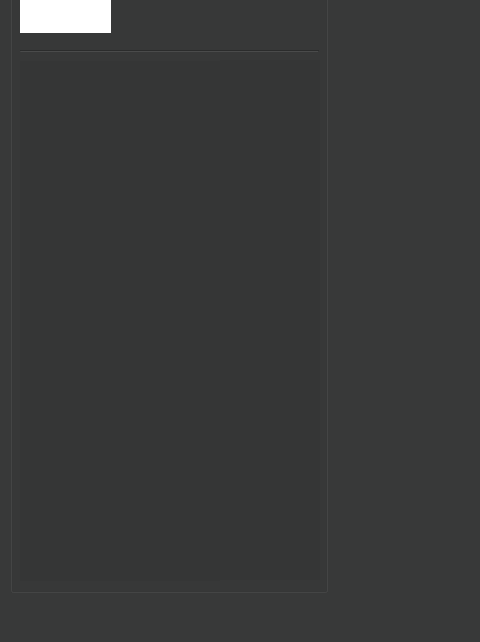
The window that dashboard.ui (sweldon/blastboard) describes before a commit, drawn with Qt 5; both pictures show x 0 to 480 and y 108 to 750 of the 1250 by 750 pixel window.
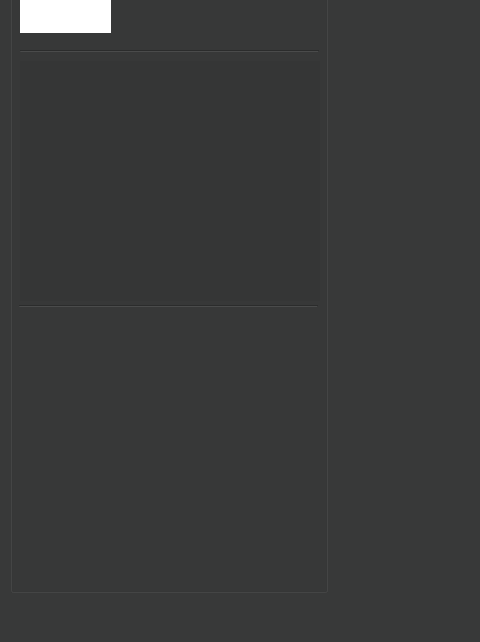
The same window after the commit. Custom widgets are drawn as their Qt base class.

Patch:
```diff
--- a/dashboard.ui
+++ b/dashboard.ui
@@ -1105,7 +1105,7 @@
        <x>10</x>
        <y>158</y>
        <width>200</width>
-       <height>520</height>
+       <height>240</height>
       </rect>
      </property>
      <property name="font">
@@ -1151,9 +1151,9 @@
      <property name="geometry">
       <rect>
        <x>210</x>
-       <y>157</y>
+       <y>158</y>
        <width>100</width>
-       <height>520</height>
+       <height>240</height>
       </rect>
      </property>
      <property name="font">
@@ -1184,6 +1184,434 @@
       </size>
      </property>
     </widget>
+    <widget class="Line" name="line_2">
+     <property name="geometry">
+      <rect>
+       <x>9</x>
+       <y>395</y>
+       <width>299</width>
+       <height>16</height>
+      </rect>
+     </property>
+     <property name="palette">
+      <palette>
+       <active>
+        <colorrole role="WindowText">
+         <brush brushstyle="SolidPattern">
+          <color alpha="255">
+           <red>105</red>
+           <green>150</green>
+           <blue>173</blue>
+          </color>
+         </brush>
+        </colorrole>
+        <colorrole role="Button">
+         <brush brushstyle="SolidPattern">
+          <color alpha="128">
+           <red>63</red>
+           <green>63</green>
+           <blue>63</blue>
+          </color>
+         </brush>
+        </colorrole>
+        <colorrole role="Light">
+         <brush brushstyle="SolidPattern">
+          <color alpha="128">
+           <red>94</red>
+           <green>94</green>
+           <blue>94</blue>
+          </color>
+         </brush>
+        </colorrole>
+        <colorrole role="Midlight">
+         <brush brushstyle="SolidPattern">
+          <color alpha="128">
+           <red>78</red>
+           <green>78</green>
+           <blue>78</blue>
+          </color>
+         </brush>
+        </colorrole>
+        <colorrole role="Dark">
+         <brush brushstyle="SolidPattern">
+          <color alpha="128">
+           <red>31</red>
+           <green>31</green>
+           <blue>31</blue>
+          </color>
+         </brush>
+        </colorrole>
+        <colorrole role="Mid">
+         <brush brushstyle="SolidPattern">
+          <color alpha="128">
+           <red>42</red>
+           <green>42</green>
+           <blue>42</blue>
+          </color>
+         </brush>
+        </colorrole>
+        <colorrole role="Text">
+         <brush brushstyle="SolidPattern">
+          <color alpha="255">
+           <red>105</red>
+           <green>150</green>
+           <blue>173</blue>
+          </color>
+         </brush>
+        </colorrole>
+        <colorrole role="BrightText">
+         <brush brushstyle="SolidPattern">
+          <color alpha="255">
+           <red>255</red>
+           <green>255</green>
+           <blue>255</blue>
+          </color>
+         </brush>
+        </colorrole>
+        <colorrole role="ButtonText">
+         <brush brushstyle="SolidPattern">
+          <color alpha="255">
+           <red>105</red>
+           <green>150</green>
+           <blue>173</blue>
+          </color>
+         </brush>
+        </colorrole>
+        <colorrole role="Base">
+         <brush brushstyle="SolidPattern">
+          <color alpha="255">
+           <red>0</red>
+           <green>0</green>
+           <blue>0</blue>
+          </color>
+         </brush>
+        </colorrole>
+        <colorrole role="Window">
+         <brush brushstyle="SolidPattern">
+          <color alpha="128">
+           <red>63</red>
+           <green>63</green>
+           <blue>63</blue>
+          </color>
+         </brush>
+        </colorrole>
+        <colorrole role="Shadow">
+         <brush brushstyle="SolidPattern">
+          <color alpha="255">
+           <red>0</red>
+           <green>0</green>
+           <blue>0</blue>
+          </color>
+         </brush>
+        </colorrole>
+        <colorrole role="AlternateBase">
+         <brush brushstyle="SolidPattern">
+          <color alpha="191">
+           <red>31</red>
+           <green>31</green>
+           <blue>31</blue>
+          </color>
+         </brush>
+        </colorrole>
+        <colorrole role="ToolTipBase">
+         <brush brushstyle="SolidPattern">
+          <color alpha="255">
+           <red>255</red>
+           <green>255</green>
+           <blue>220</blue>
+          </color>
+         </brush>
+        </colorrole>
+        <colorrole role="ToolTipText">
+         <brush brushstyle="SolidPattern">
+          <color alpha="255">
+           <red>0</red>
+           <green>0</green>
+           <blue>0</blue>
+          </color>
+         </brush>
+        </colorrole>
+       </active>
+       <inactive>
+        <colorrole role="WindowText">
+         <brush brushstyle="SolidPattern">
+          <color alpha="255">
+           <red>105</red>
+           <green>150</green>
+           <blue>173</blue>
+          </color>
+         </brush>
+        </colorrole>
+        <colorrole role="Button">
+         <brush brushstyle="SolidPattern">
+          <color alpha="128">
+           <red>63</red>
+           <green>63</green>
+           <blue>63</blue>
+          </color>
+         </brush>
+        </colorrole>
+        <colorrole role="Light">
+         <brush brushstyle="SolidPattern">
+          <color alpha="128">
+           <red>94</red>
+           <green>94</green>
+           <blue>94</blue>
+          </color>
+         </brush>
+        </colorrole>
+        <colorrole role="Midlight">
+         <brush brushstyle="SolidPattern">
+          <color alpha="128">
+           <red>78</red>
+           <green>78</green>
+           <blue>78</blue>
+          </color>
+         </brush>
+        </colorrole>
+        <colorrole role="Dark">
+         <brush brushstyle="SolidPattern">
+          <color alpha="128">
+           <red>31</red>
+           <green>31</green>
+           <blue>31</blue>
+          </color>
+         </brush>
+        </colorrole>
+        <colorrole role="Mid">
+         <brush brushstyle="SolidPattern">
+          <color alpha="128">
+           <red>42</red>
+           <green>42</green>
+           <blue>42</blue>
+          </color>
+         </brush>
+        </colorrole>
+        <colorrole role="Text">
+         <brush brushstyle="SolidPattern">
+          <color alpha="255">
+           <red>105</red>
+           <green>150</green>
+           <blue>173</blue>
+          </color>
+         </brush>
+        </colorrole>
+        <colorrole role="BrightText">
+         <brush brushstyle="SolidPattern">
+          <color alpha="255">
+           <red>255</red>
+           <green>255</green>
+           <blue>255</blue>
+          </color>
+         </brush>
+        </colorrole>
+        <colorrole role="ButtonText">
+         <brush brushstyle="SolidPattern">
+          <color alpha="255">
+           <red>105</red>
+           <green>150</green>
+           <blue>173</blue>
+          </color>
+         </brush>
+        </colorrole>
+        <colorrole role="Base">
+         <brush brushstyle="SolidPattern">
+          <color alpha="255">
+           <red>0</red>
+           <green>0</green>
+           <blue>0</blue>
+          </color>
+         </brush>
+        </colorrole>
+        <colorrole role="Window">
+         <brush brushstyle="SolidPattern">
+          <color alpha="128">
+           <red>63</red>
+           <green>63</green>
+           <blue>63</blue>
+          </color>
+         </brush>
+        </colorrole>
+        <colorrole role="Shadow">
+         <brush brushstyle="SolidPattern">
+          <color alpha="255">
+           <red>0</red>
+           <green>0</green>
+           <blue>0</blue>
+          </color>
+         </brush>
+        </colorrole>
+        <colorrole role="AlternateBase">
+         <brush brushstyle="SolidPattern">
+          <color alpha="191">
+           <red>31</red>
+           <green>31</green>
+           <blue>31</blue>
+          </color>
+         </brush>
+        </colorrole>
+        <colorrole role="ToolTipBase">
+         <brush brushstyle="SolidPattern">
+          <color alpha="255">
+           <red>255</red>
+           <green>255</green>
+           <blue>220</blue>
+          </color>
+         </brush>
+        </colorrole>
+        <colorrole role="ToolTipText">
+         <brush brushstyle="SolidPattern">
+          <color alpha="255">
+           <red>0</red>
+           <green>0</green>
+           <blue>0</blue>
+          </color>
+         </brush>
+        </colorrole>
+       </inactive>
+       <disabled>
+        <colorrole role="WindowText">
+         <brush brushstyle="SolidPattern">
+          <color alpha="255">
+           <red>105</red>
+           <green>150</green>
+           <blue>173</blue>
+          </color>
+         </brush>
+        </colorrole>
+        <colorrole role="Button">
+         <brush brushstyle="SolidPattern">
+          <color alpha="128">
+           <red>63</red>
+           <green>63</green>
+           <blue>63</blue>
+          </color>
+         </brush>
+        </colorrole>
+        <colorrole role="Light">
+         <brush brushstyle="SolidPattern">
+          <color alpha="128">
+           <red>94</red>
+           <green>94</green>
+           <blue>94</blue>
+          </color>
+         </brush>
+        </colorrole>
+        <colorrole role="Midlight">
+         <brush brushstyle="SolidPattern">
+          <color alpha="128">
+           <red>78</red>
+           <green>78</green>
+           <blue>78</blue>
+          </color>
+         </brush>
+        </colorrole>
+        <colorrole role="Dark">
+         <brush brushstyle="SolidPattern">
+          <color alpha="128">
+           <red>31</red>
+           <green>31</green>
+           <blue>31</blue>
+          </color>
+         </brush>
+        </colorrole>
+        <colorrole role="Mid">
+         <brush brushstyle="SolidPattern">
+          <color alpha="128">
+           <red>42</red>
+           <green>42</green>
+           <blue>42</blue>
+          </color>
+         </brush>
+        </colorrole>
+        <colorrole role="Text">
+         <brush brushstyle="SolidPattern">
+          <color alpha="255">
+           <red>105</red>
+           <green>150</green>
+           <blue>173</blue>
+          </color>
+         </brush>
+        </colorrole>
+        <colorrole role="BrightText">
+         <brush brushstyle="SolidPattern">
+          <color alpha="255">
+           <red>255</red>
+           <green>255</green>
+           <blue>255</blue>
+          </color>
+         </brush>
+        </colorrole>
+        <colorrole role="ButtonText">
+         <brush brushstyle="SolidPattern">
+          <color alpha="255">
+           <red>105</red>
+           <green>150</green>
+           <blue>173</blue>
+          </color>
+         </brush>
+        </colorrole>
+        <colorrole role="Base">
+         <brush brushstyle="SolidPattern">
+          <color alpha="128">
+           <red>63</red>
+           <green>63</green>
+           <blue>63</blue>
+          </color>
+         </brush>
+        </colorrole>
+        <colorrole role="Window">
+         <brush brushstyle="SolidPattern">
+          <color alpha="128">
+           <red>63</red>
+           <green>63</green>
+           <blue>63</blue>
+          </color>
+         </brush>
+        </colorrole>
+        <colorrole role="Shadow">
+         <brush brushstyle="SolidPattern">
+          <color alpha="255">
+           <red>0</red>
+           <green>0</green>
+           <blue>0</blue>
+          </color>
+         </brush>
+        </colorrole>
+        <colorrole role="AlternateBase">
+         <brush brushstyle="SolidPattern">
+          <color alpha="128">
+           <red>63</red>
+           <green>63</green>
+           <blue>63</blue>
+          </color>
+         </brush>
+        </colorrole>
+        <colorrole role="ToolTipBase">
+         <brush brushstyle="SolidPattern">
+          <color alpha="255">
+           <red>255</red>
+           <green>255</green>
+           <blue>220</blue>
+          </color>
+         </brush>
+        </colorrole>
+        <colorrole role="ToolTipText">
+         <brush brushstyle="SolidPattern">
+          <color alpha="255">
+           <red>0</red>
+           <green>0</green>
+           <blue>0</blue>
+          </color>
+         </brush>
+        </colorrole>
+       </disabled>
+      </palette>
+     </property>
+     <property name="orientation">
+      <enum>Qt::Horizontal</enum>
+     </property>
+    </widget>
    </widget>
    <widget class="QGroupBox" name="groupBox_2">
     <property name="geometry">
@@ -1379,6 +1807,13 @@
   </widget>
   <widget class="QStatusBar" name="statusbar"/>
  </widget>
+ <customwidgets>
+  <customwidget>
+   <class>chatBoxHandler</class>
+   <extends>QTextEdit</extends>
+   <header location="global">chatboxhandler.h</header>
+  </customwidget>
+ </customwidgets>
  <resources/>
  <connections/>
 </ui>
```
Left out of the diff: 15 changed lines with no effect on the pictures.
